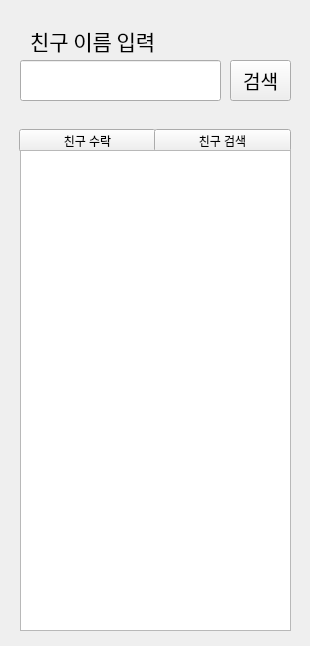
This is Friend.ui in as12sd23/Network2 as Qt 5 draws it before an edit. The edited form follows.
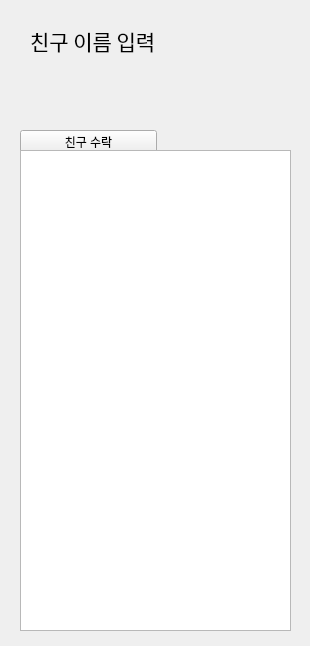
This is the edited form.

Diff of the .ui file:
```diff
--- a/Friend.ui
+++ b/Friend.ui
@@ -32,40 +32,11 @@
     <string>친구 이름 입력</string>
    </property>
   </widget>
-  <widget class="QLineEdit" name="Friend_Name_Edit">
-   <property name="geometry">
-    <rect>
-     <x>20</x>
-     <y>60</y>
-     <width>201</width>
-     <height>41</height>
-    </rect>
-   </property>
-  </widget>
-  <widget class="QPushButton" name="Friend_Name_Button">
-   <property name="geometry">
-    <rect>
-     <x>230</x>
-     <y>60</y>
-     <width>61</width>
-     <height>41</height>
-    </rect>
-   </property>
-   <property name="font">
-    <font>
-     <family>Agency FB</family>
-     <pointsize>14</pointsize>
-    </font>
-   </property>
-   <property name="text">
-    <string>검색</string>
-   </property>
-  </widget>
   <widget class="QPushButton" name="Friend_Accept_Button">
    <property name="geometry">
     <rect>
-     <x>19</x>
-     <y>129</y>
+     <x>20</x>
+     <y>130</y>
      <width>137</width>
      <height>23</height>
     </rect>
@@ -74,19 +45,6 @@
     <string>친구 수락</string>
    </property>
   </widget>
-  <widget class="QPushButton" name="Friend_Search_Button">
-   <property name="geometry">
-    <rect>
-     <x>154</x>
-     <y>129</y>
-     <width>137</width>
-     <height>23</height>
-    </rect>
-   </property>
-   <property name="text">
-    <string>친구 검색</string>
-   </property>
-  </widget>
   <widget class="QListWidget" name="Friend_List">
    <property name="geometry">
     <rect>
```
